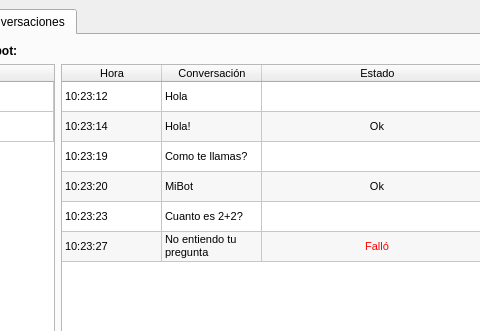
Old version of the form src/main-project/mainwindow.ui in the repository lvklabs/chatbot; both pictures show x 254 to 734 and y 0 to 331 of the 1024 by 600 pixel window.
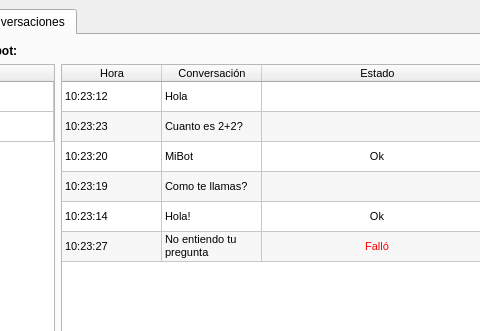
New version of the form. The open tabs and pages were chosen to show the change.

Commit message: Enabled sorting in table widgets

The edit to the form file:
```diff
--- a/src/main-project/mainwindow.ui
+++ b/src/main-project/mainwindow.ui
@@ -426,6 +426,9 @@
               <property name="selectionMode">
                <enum>QAbstractItemView::NoSelection</enum>
               </property>
+              <property name="sortingEnabled">
+               <bool>true</bool>
+              </property>
               <attribute name="horizontalHeaderStretchLastSection">
                <bool>true</bool>
               </attribute>
@@ -494,76 +497,76 @@
               </item>
               <item row="1" column="0">
                <property name="text">
-                <string>10:23:14</string>
+                <string>10:23:23</string>
                </property>
               </item>
               <item row="1" column="1">
                <property name="text">
-                <string>Hola!</string>
-               </property>
-              </item>
-              <item row="1" column="2">
-               <property name="text">
-                <string>Ok</string>
-               </property>
-               <property name="textAlignment">
-                <set>AlignHCenter|AlignVCenter|AlignCenter</set>
-               </property>
-               <property name="foreground">
-                <brush brushstyle="NoBrush">
-                 <color alpha="255">
-                  <red>85</red>
-                  <green>170</green>
-                  <blue>0</blue>
-                 </color>
-                </brush>
+                <string>Cuanto es 2+2?</string>
                </property>
               </item>
               <item row="2" column="0">
                <property name="text">
-                <string>10:23:19</string>
+                <string>10:23:20</string>
                </property>
               </item>
               <item row="2" column="1">
                <property name="text">
-                <string>Como te llamas?</string>
+                <string>MiBot</string>
+               </property>
+              </item>
+              <item row="2" column="2">
+               <property name="text">
+                <string>Ok</string>
+               </property>
+               <property name="textAlignment">
+                <set>AlignHCenter|AlignVCenter|AlignCenter</set>
+               </property>
+               <property name="foreground">
+                <brush brushstyle="NoBrush">
+                 <color alpha="255">
+                  <red>85</red>
+                  <green>170</green>
+                  <blue>0</blue>
+                 </color>
+                </brush>
                </property>
               </item>
               <item row="3" column="0">
                <property name="text">
-                <string>10:23:20</string>
+                <string>10:23:19</string>
                </property>
               </item>
               <item row="3" column="1">
                <property name="text">
-                <string>MiBot</string>
-               </property>
-              </item>
-              <item row="3" column="2">
-               <property name="text">
-                <string>Ok</string>
-               </property>
-               <property name="textAlignment">
-                <set>AlignHCenter|AlignVCenter|AlignCenter</set>
-               </property>
-               <property name="foreground">
-                <brush brushstyle="NoBrush">
-                 <color alpha="255">
-                  <red>85</red>
-                  <green>170</green>
-                  <blue>0</blue>
-                 </color>
-                </brush>
+                <string>Como te llamas?</string>
                </property>
               </item>
               <item row="4" column="0">
                <property name="text">
-                <string>10:23:23</string>
+                <string>10:23:14</string>
                </property>
               </item>
               <item row="4" column="1">
                <property name="text">
-                <string>Cuanto es 2+2?</string>
+                <string>Hola!</string>
+               </property>
+              </item>
+              <item row="4" column="2">
+               <property name="text">
+                <string>Ok</string>
+               </property>
+               <property name="textAlignment">
+                <set>AlignHCenter|AlignVCenter|AlignCenter</set>
+               </property>
+               <property name="foreground">
+                <brush brushstyle="NoBrush">
+                 <color alpha="255">
+                  <red>85</red>
+                  <green>170</green>
+                  <blue>0</blue>
+                 </color>
+                </brush>
                </property>
               </item>
               <item row="5" column="0">
```
Left out of the diff: 5 changed lines with no effect on the pictures.
